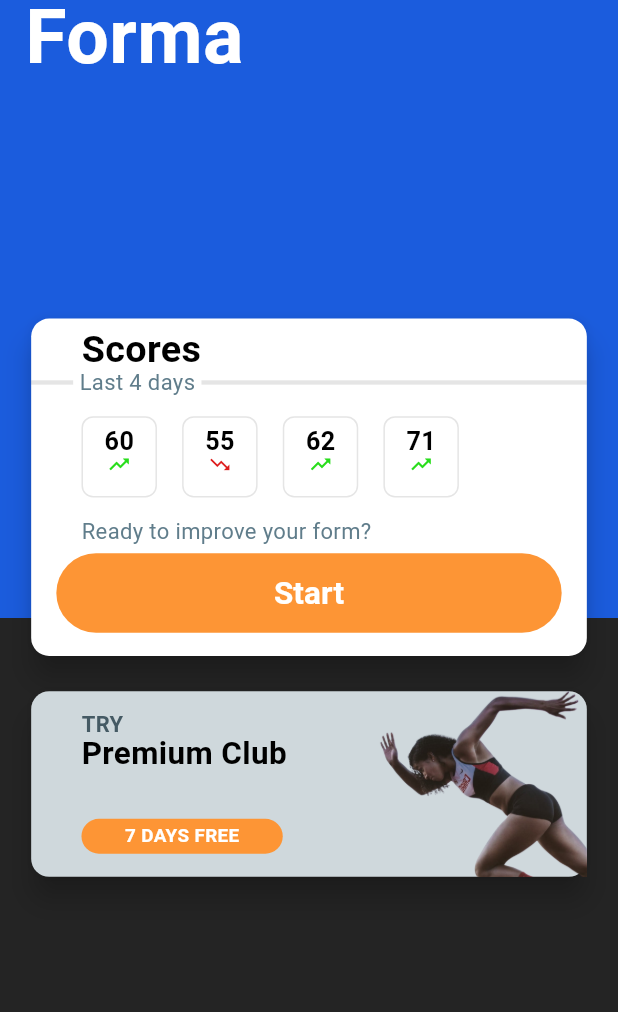
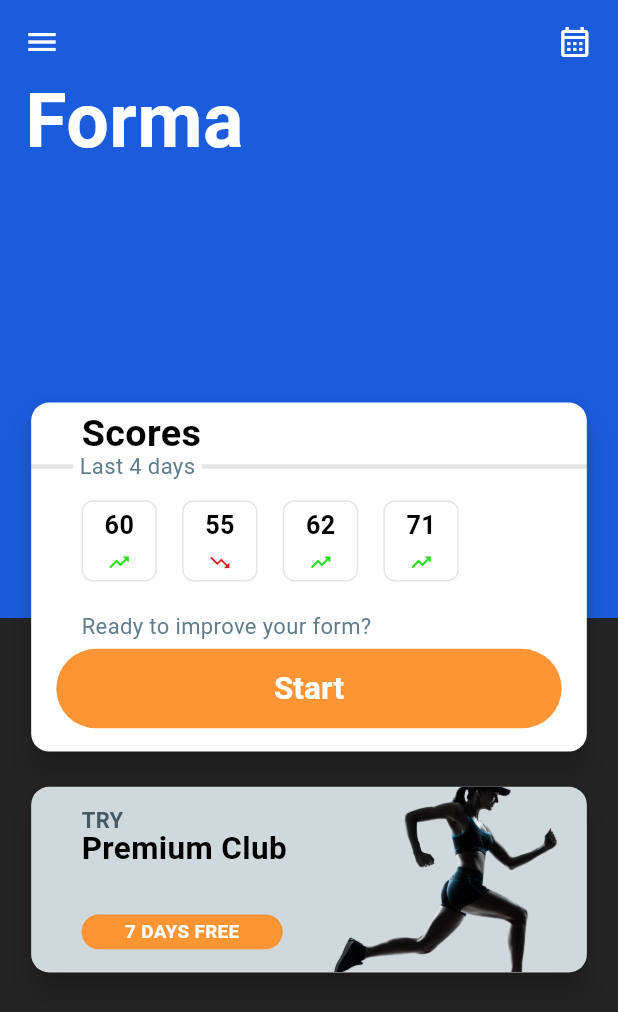
Before and after one commit to getforma/forma-app, a Flutter app: the screen it shows after launch, on a phone screen of 412 x 824 dp. Shown: the top 1012 px of the screen. Run offline on Flutter 3.47's test engine with Material 3 defaults, Android fonts, the phone set to English and light mode, and no system bars; our stand-ins replace auto_route, flutter_screenutil, get_it, injectable; generated files the repository leaves out were written again.

Commit message:
Add app bar

```diff
--- a/lib/feature/main/main_screen.dart
+++ b/lib/feature/main/main_screen.dart
@@ -21,6 +21,21 @@ class MainScreen extends StatelessWidget {
   @override
   Widget build(BuildContext context) {
     return Scaffold(
+      extendBodyBehindAppBar: true,
+      appBar: AppBar(
+        backgroundColor: AppColors.primaryBlue,
+        leading: const Icon(
+          Icons.menu,
+          color: AppColors.pureWhite,
+        ),
+        actions: [
+          const Icon(
+            Icons.calendar_month_outlined,
+            color: AppColors.pureWhite,
+          ),
+          16.horizontalSpace,
+        ],
+      ),
       body: _body(context),
     );
   }
@@ -98,7 +113,7 @@ class MainScreen extends StatelessWidget {
                           ])
                       .toList(growable: false)),
             ),
-            16.verticalSpace,
+            24.verticalSpace,
             Padding(
               padding: const EdgeInsets.symmetric(horizontal: 32).w,
               child: Text(
@@ -146,9 +161,11 @@ class MainScreen extends StatelessWidget {
           border: Border.all(color: AppColors.pureBlack10),
           color: AppColors.pureWhite,
         ),
+        child: Padding(
+          padding: const EdgeInsets.only(top: 8, bottom: 4).h,
           child: Column(
+            mainAxisAlignment: MainAxisAlignment.spaceBetween,
             children: [
-            8.verticalSpace,
               Text(
                 percentage.toString(),
                 style: TextStyles.h4BoldDark.sp,
@@ -159,6 +176,7 @@ class MainScreen extends StatelessWidget {
                 color: isTrendingUp ? AppColors.green : AppColors.red,
               ),
             ],
+          ),
         ),
       );
 
@@ -171,10 +189,10 @@ class MainScreen extends StatelessWidget {
           child: Stack(
             children: [
               Positioned(
-                right: -30,
-                top: 0,
-                bottom: 0,
-                child: Image.asset("assets/bg_home_premium.png"),
+                right: 20,
+                top: -10,
+                bottom: -20,
+                child: Image.asset("assets/bg_home_premium_2.png"),
               ),
               Container(
                 width: 1.sw,
```
Lines whose indentation alone changed are shown as unchanged.
